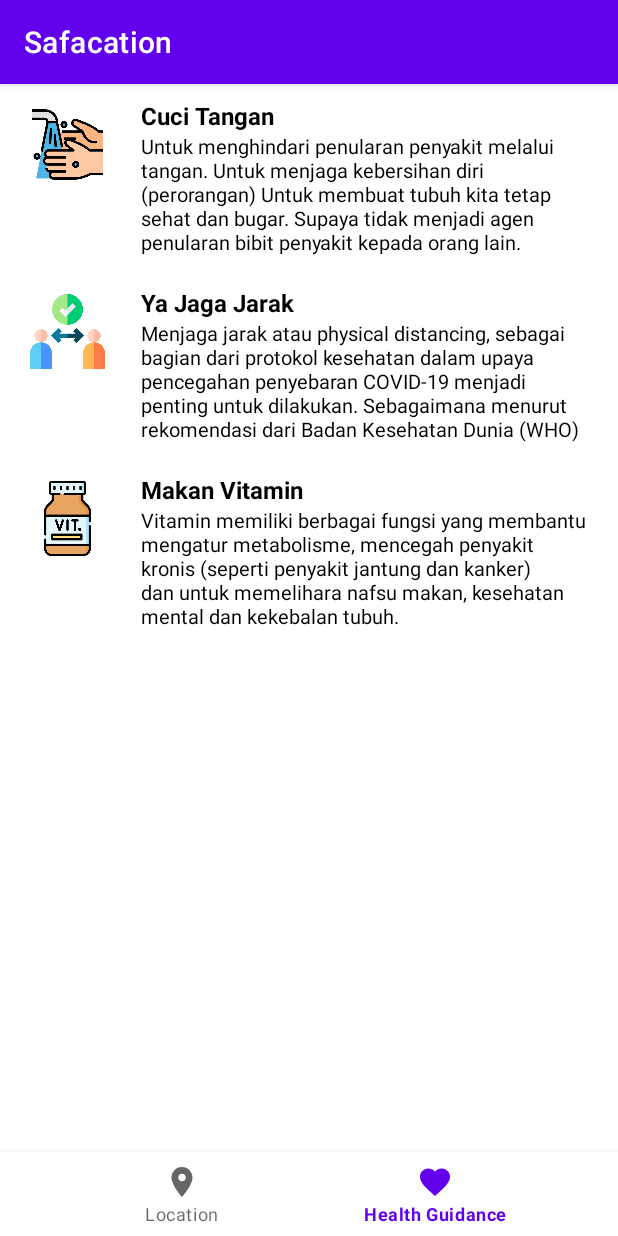
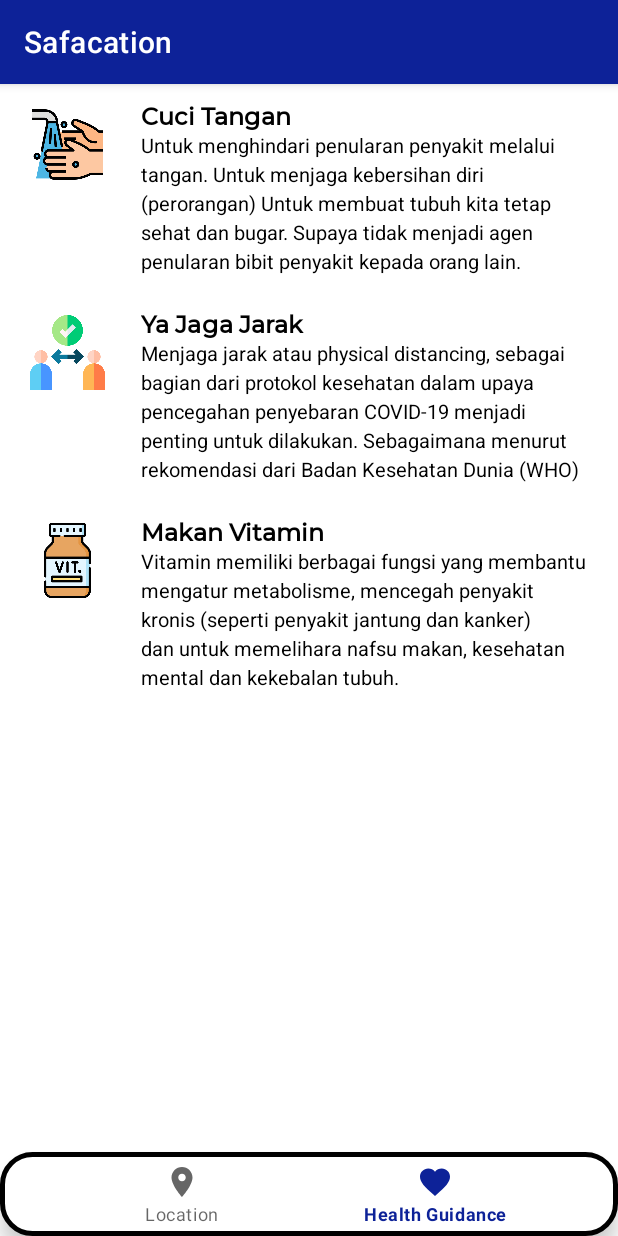
Before and after one commit to syariff2/Safacation, an Android app: the screen it shows after launch (MainActivity), item 2 of the bottom bar chosen, on a phone screen of 412 x 824 dp. Run offline under Robolectric (Android 15) with nearby library versions, the phone set to English and light mode, and no system bars; our stand-ins replace Room's generated code.

Commit message:
Mengedit Style font dan menambahkan border

```diff
--- a/app/src/main/res/layout/activity_detail.xml
+++ b/app/src/main/res/layout/activity_detail.xml
@@ -54,6 +54,7 @@
                 android:layout_height="wrap_content"
                 android:orientation="vertical"
                 android:padding="20dp"
+                android:background="@drawable/frame2"
                 app:layout_constraintEnd_toEndOf="parent"
                 app:layout_constraintHorizontal_bias="1.0"
                 app:layout_constraintStart_toStartOf="parent"
--- a/app/src/main/res/layout/activity_main.xml
+++ b/app/src/main/res/layout/activity_main.xml
@@ -17,6 +17,7 @@
 
     <com.google.android.material.bottomnavigation.BottomNavigationView
         android:id="@+id/bottom_navigation"
+        android:background="@drawable/frame1"
         android:layout_width="0dp"
         android:layout_height="wrap_content"
         app:menu="@menu/bottom_navigation_menu"
--- a/app/src/main/res/layout/fragment_health.xml
+++ b/app/src/main/res/layout/fragment_health.xml
@@ -40,6 +40,7 @@
                 android:text="@string/health_1"
                 android:textColor="@color/black"
                 android:textSize="16sp"
+                android:fontFamily="@font/mmedium"
                 android:textStyle="bold" />
 
             <TextView
@@ -47,6 +48,7 @@
                 android:layout_width="match_parent"
                 android:layout_height="wrap_content"
                 android:maxLines="7"
+                android:fontFamily="@font/hregular"
                 android:text="@string/health_deskripsi_1"
                 android:textColor="@color/black"
                 android:textSize="13sp" />
@@ -91,6 +93,7 @@
                 android:textColor="@color/black"
                 android:textSize="16sp"
                 android:textStyle="bold"
+                android:fontFamily="@font/mmedium"
                 app:layout_constraintBottom_toBottomOf="@+id/poster_health_2"
                 app:layout_constraintStart_toEndOf="@+id/poster_health_2"
                 app:layout_constraintTop_toTopOf="@+id/poster_health_2" />
@@ -100,6 +103,7 @@
                 android:layout_width="match_parent"
                 android:layout_height="wrap_content"
                 android:maxLines="7"
+                android:fontFamily="@font/hregular"
                 android:text="@string/health_deskripsi_2"
                 android:textColor="@color/black"
                 android:textSize="13sp" />
@@ -141,6 +145,7 @@
                 android:textColor="@color/black"
                 android:textSize="16sp"
                 android:textStyle="bold"
+                android:fontFamily="@font/mmedium"
                 app:layout_constraintBottom_toBottomOf="@+id/poster_health_3"
                 app:layout_constraintStart_toEndOf="@+id/poster_health_3"
                 app:layout_constraintTop_toTopOf="@+id/poster_health_3" />
@@ -152,6 +157,7 @@
                 android:text="@string/health_deskripsi_3"
                 android:textColor="@color/black"
                 android:textSize="13sp"
+                android:fontFamily="@font/hregular"
                 app:layout_constraintBottom_toBottomOf="parent"
                 app:layout_constraintStart_toStartOf="@+id/title_health_3"
                 app:layout_constraintTop_toBottomOf="@+id/title_health_3" />
--- a/app/src/main/res/values/themes.xml
+++ b/app/src/main/res/values/themes.xml
@@ -2,7 +2,7 @@
     <!-- Base application theme. -->
     <style name="Theme.Safacation" parent="Theme.MaterialComponents.DayNight.DarkActionBar">
         <!-- Primary brand color. -->
-        <item name="colorPrimary">@color/purple_500</item>
+        <item name="colorPrimary">#0D2298</item>
         <item name="colorPrimaryVariant">@color/purple_700</item>
         <item name="colorOnPrimary">@color/white</item>
         <!-- Secondary brand color. -->
```
Also changed, not shown: app/src/main/res/layout/list_location.xml (+6 -3 lines).
